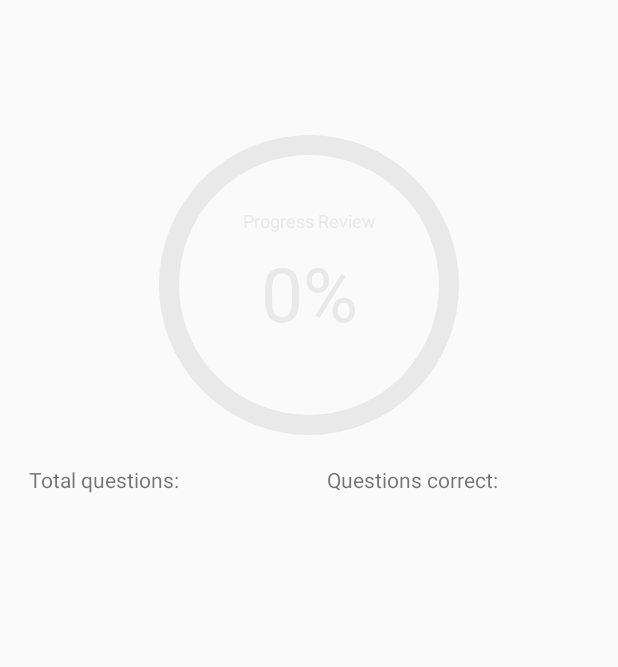
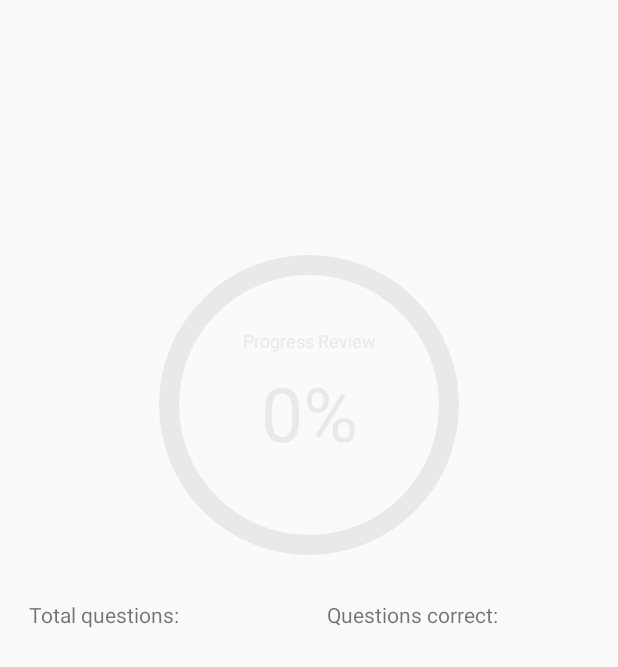
Before and after one commit to uncleu/MemoryCard, an Android app: the layout cards_group_list_item.xml on its own in the app's theme, with its tools: preview values and no code run, on a phone screen of 412 x 824 dp. Shown: the top 667 px of the screen. Run offline under Robolectric (Android 15) with nearby library versions, the phone set to English and light mode, and no system bars.

Commit message:
add layout

```diff
--- a/app/src/main/res/layout/activity_cards_group_loader.xml
+++ b/app/src/main/res/layout/activity_cards_group_loader.xml
@@ -12,7 +12,7 @@
     <ListView
         android:id="@android:id/list"
         android:layout_width="match_parent"
-        android:layout_height="wrap_content" >
+        android:layout_height="match_parent" >
     </ListView>
 
 </LinearLayout>
--- a/app/src/main/res/layout/cards_group_list_item.xml
+++ b/app/src/main/res/layout/cards_group_list_item.xml
@@ -6,7 +6,7 @@
 
     <Space
         android:layout_width="match_parent"
-        android:layout_height="10dp" />
+        android:layout_height="90dp" />
 
     <TextView
         android:id="@+id/text_view"
@@ -33,7 +33,7 @@
 
     <Space
         android:layout_width="match_parent"
-        android:layout_height="20dp" />
+        android:layout_height="30dp" />
 
     <LinearLayout
         android:layout_width="match_parent"
@@ -89,4 +89,8 @@
 
     </LinearLayout>
 
+    <Space
+        android:layout_width="match_parent"
+        android:layout_height="118dp" />
+
 </LinearLayout>
```
